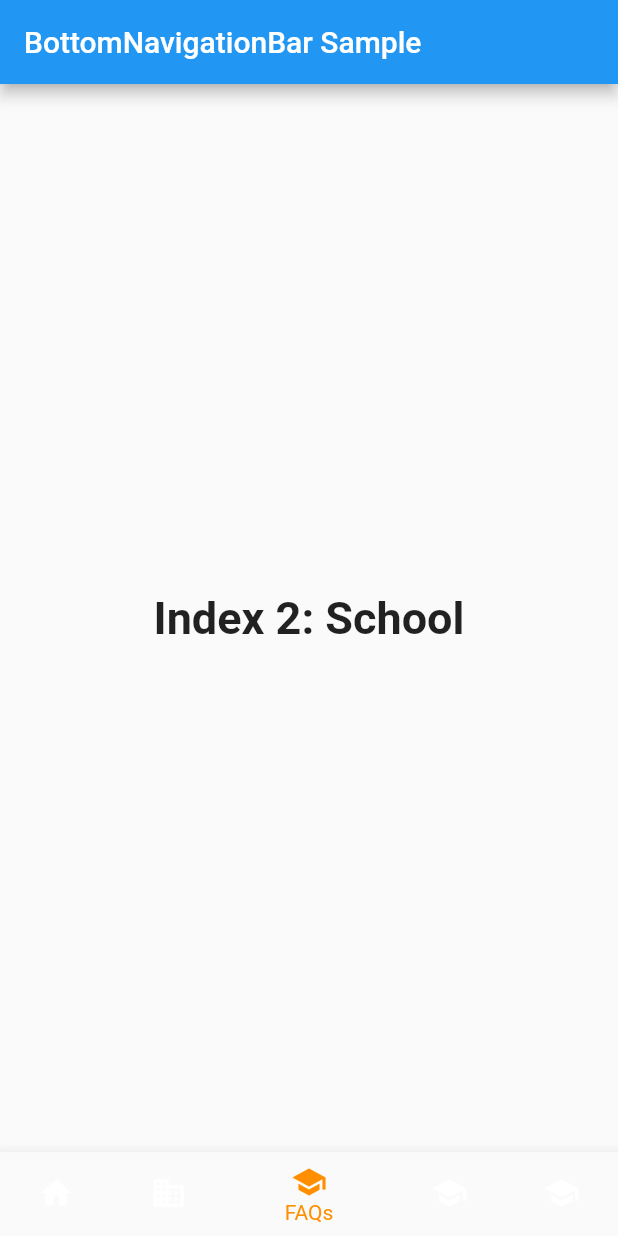
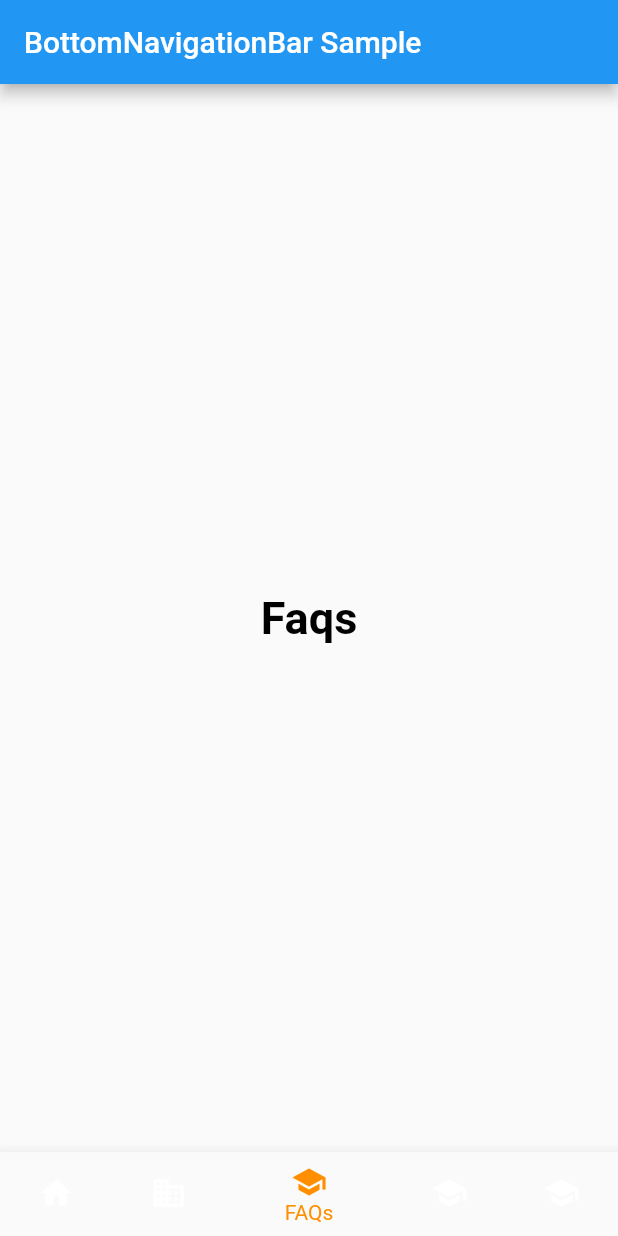
Before and after one commit to toQhom/transformative-gatherings-app, a Flutter app: the screen it shows after launch, item 3 of the bottom bar chosen, on a phone screen of 412 x 824 dp. Run offline on Flutter 3.47's test engine with Material 2 defaults, Android fonts, the light colour scheme and no system bars.

Commit message:
landing page for each of the pages so no more errors

```diff
--- a/gather/lib/main.dart
+++ b/gather/lib/main.dart
@@ -37,19 +37,26 @@
 class _MyStatefulWidgetState extends State<MyStatefulWidget> {
   int _selectedIndex = 0;
   static const TextStyle optionStyle =
-      TextStyle(fontSize: 30, fontWeight: FontWeight.bold);
+      TextStyle(fontSize: 30, fontWeight: FontWeight.bold, color: Colors.black,);
   static const List<Widget> _widgetOptions = <Widget>[
     const CircleAvatar(
         backgroundImage: AssetImage('images/Logo.png'),
         radius: 400,
       ),
     Text(
-      'Index 0: Home',
+      'Resources',
       style: optionStyle,
      ),
-
     Text(
-      'Index 2: School',
+      'Faqs',
+      style: optionStyle,
+    ),
+        Text(
+      'Links',
+      style: optionStyle,
+    ),
+        Text(
+      'Connect',
       style: optionStyle,
     ),
   ];
@@ -72,7 +79,8 @@
       bottomNavigationBar: BottomNavigationBar(
         items: const <BottomNavigationBarItem>[
           BottomNavigationBarItem(
-            icon: Icon(Icons.home),
+            icon: Icon(
+              Icons.home,),
             label: 'Home',
           ),
           BottomNavigationBarItem(
```
